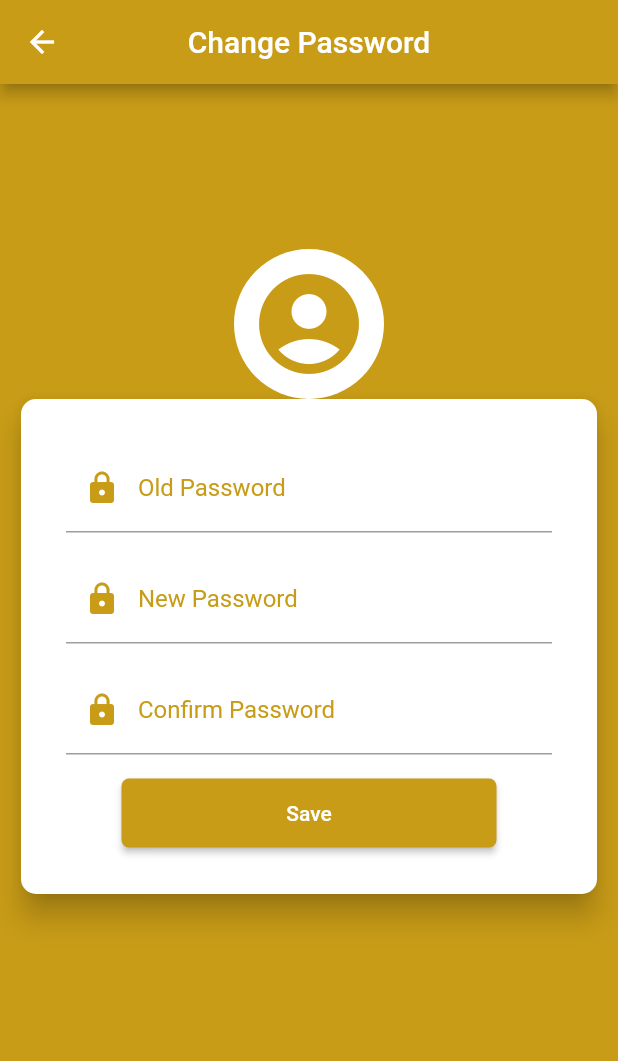
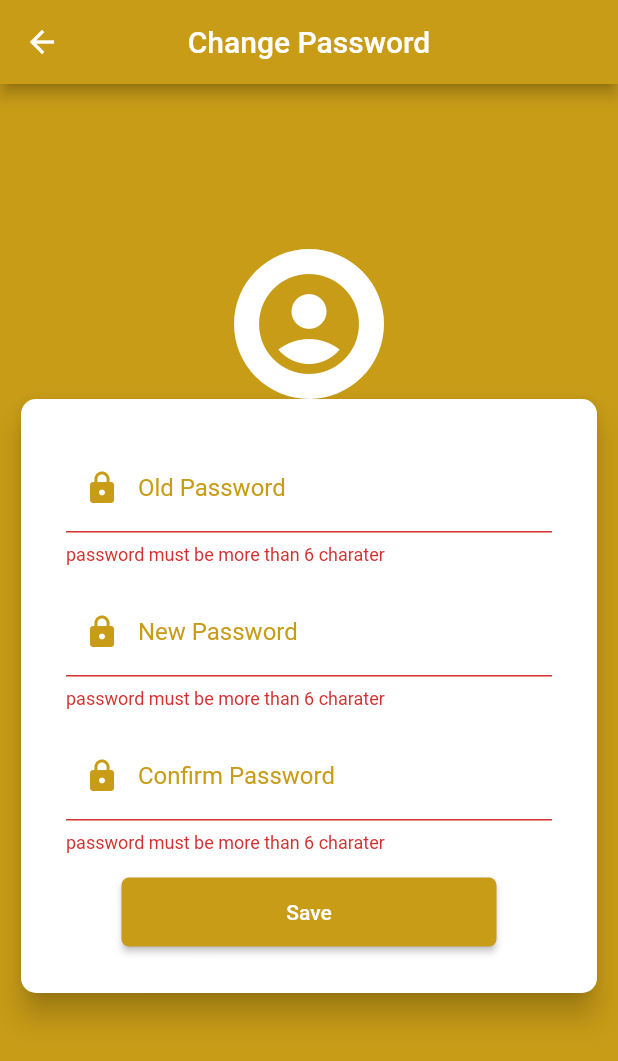
Before and after one commit to FerialSalah/OpenTheDoor, a Flutter app: the ChangePasswordScreen screen opened directly, after a tap on "Save", on a phone screen of 412 x 824 dp. Shown: the top 1061 px of the screen. Run offline on Flutter 3.47's test engine with Material 2 defaults, Android fonts, the phone set to English and light mode, and no system bars; our stand-ins replace dio, flutter_rating_bar, flutter_spinkit, geolocator, google_maps_flutter, image_picker and 1 more; missing offline and left inert: geocoder; accounts and stored records are empty.

Commit message:
last commits before last revesion 2
= change password

```diff
--- a/lib/screens/change_password.dart
+++ b/lib/screens/change_password.dart
@@ -1,4 +1,6 @@
 import 'package:flutter/material.dart';
+import 'package:flutter_openthedoor/utili/apiProvider.dart';
+import 'package:flutter_openthedoor/utili/helpers.dart';
 
 import '../localization.dart';
 
@@ -8,6 +10,44 @@ class ChangePasswordScreen extends StatefulWidget {
 }
 
 class _ChangePasswordScreenState extends State<ChangePasswordScreen> {
+  TextEditingController _oldPassController = new TextEditingController();
+  TextEditingController _newPassController = new TextEditingController();
+  TextEditingController _confrimPasswordController =
+      new TextEditingController();
+
+  bool isLoading = false;
+  bool autovalidate = false;
+  final GlobalKey<FormState> _formKey = GlobalKey<FormState>();
+
+  Future<void> validateInputs() async {
+    if (_formKey.currentState.validate()) {
+      _formKey.currentState.save();
+      try {
+        setState(() {
+          isLoading = true;
+        });
+        ApiProvider api = new ApiProvider();
+        await api.changePassword(
+          currentPassword: _oldPassController.text,
+          newPassword: _newPassController.text,
+          confirmPassword: _confrimPasswordController.text,
+        );
+         Helpers.showTheDialog(context, "done", "done");
+          isLoading = false;
+      } catch (e) {
+        print(e.response);
+        setState(() {
+          isLoading = false;
+        });
+        Helpers.showTheDialog(context, "error", "error");
+      }
+    } else {
+      setState(() {
+        autovalidate = true;
+      });
+    }
+  }
+
   String linkImg = "";
   @override
   Widget build(BuildContext context) {
@@ -38,10 +78,24 @@ class _ChangePasswordScreenState extends State<ChangePasswordScreen> {
                         elevation: 8,
                         child: Padding(
                           padding: const EdgeInsets.all(30.0),
+                          child: Form(
+                            key: _formKey,
+                            autovalidate: autovalidate,
                             child: Column(
                               crossAxisAlignment: CrossAxisAlignment.center,
                               children: <Widget>[
                                 TextFormField(
+                                  validator: (String arg) {
+                                    print(arg);
+                                    if (arg.length < 6)
+                                      return 'password must be more than 6 charater';
+                                    else
+                                      return null;
+                                  },
+                                  controller: _oldPassController,
+                                  onSaved: (String arg) {
+                                    _oldPassController.text = arg;
+                                  },
                                   obscureText: true,
                                   keyboardType: TextInputType.text,
                                   cursorColor: Color(0xFFC89C17),
@@ -61,6 +115,17 @@ class _ChangePasswordScreenState extends State<ChangePasswordScreen> {
                                   height: 15,
                                 ),
                                 TextFormField(
+                                  validator: (String arg) {
+                                    print(arg);
+                                    if (arg.length < 6)
+                                      return 'password must be more than 6 charater';
+                                    else
+                                      return null;
+                                  },
+                                  controller: _newPassController,
+                                  onSaved: (String arg) {
+                                    _newPassController.text = arg;
+                                  },
                                   obscureText: true,
                                   keyboardType: TextInputType.text,
                                   cursorColor: Color(0xFFC89C17),
@@ -80,6 +145,17 @@ class _ChangePasswordScreenState extends State<ChangePasswordScreen> {
                                   height: 15,
                                 ),
                                 TextFormField(
+                                  validator: (String arg) {
+                                    print(arg);
+                                    if (arg.length < 6)
+                                      return 'password must be more than 6 charater';
+                                    else
+                                      return null;
+                                  },
+                                  controller: _confrimPasswordController,
+                                  onSaved: (String arg) {
+                                    _confrimPasswordController.text = arg;
+                                  },
                                   obscureText: true,
                                   keyboardType: TextInputType.text,
                                   cursorColor: Color(0xFFC89C17),
@@ -98,20 +174,33 @@ class _ChangePasswordScreenState extends State<ChangePasswordScreen> {
                                 SizedBox(
                                   height: 15,
                                 ),
-                              MaterialButton(
+                                Container(
+                                  child: isLoading == true
+                                      ? CircularProgressIndicator(
+                                          backgroundColor: Colors.yellow)
+                                      : MaterialButton(
                                           minWidth: 250.0,
                                           height: 20.0,
                                           child: Text(
-                                    AppLocalizations.of(context).text("save")),
+                                              AppLocalizations.of(context)
+                                                  .text("save")),
                                           color: Color(0xFFC89C17),
                                           textColor: Colors.white,
                                           padding: EdgeInsets.only(
-                                    left: 38, right: 38, top: 15, bottom: 15),
+                                              left: 38,
+                                              right: 38,
+                                              top: 15,
+                                              bottom: 15),
                                           shape: RoundedRectangleBorder(
-                                    borderRadius: BorderRadius.circular(5)),
-                                onPressed: () {},
+                                              borderRadius:
+                                                  BorderRadius.circular(5)),
+                                          onPressed: () {
+                                            validateInputs();
+                                          },
+                                        ),
                                 ),
                               ],
+                            ),
                           ),
                         ),
                       ))
--- a/lib/screens/edit_profile.dart
+++ b/lib/screens/edit_profile.dart
@@ -25,7 +25,6 @@ class _EditProfileScreenState extends State<EditProfileScreen> {
         setState(() {
           isLoading = true;
         });
-        SharedPreferences prefs = await SharedPreferences.getInstance();
         ApiProvider api = new ApiProvider();
         await api.registration(
             img: _image,
--- a/lib/screens/signup_continue.dart
+++ b/lib/screens/signup_continue.dart
@@ -16,7 +16,6 @@ class SignUpFinalPage extends StatefulWidget {
 class _SignUpFinalPageState extends State<SignUpFinalPage> {
   TextEditingController _nameController = new TextEditingController();
   TextEditingController _emailController = new TextEditingController();
-
   TextEditingController _passwordController = new TextEditingController();
 
   bool isLoading = false;
```
Also changed, not shown: lib/utili/apiProvider.dart (+34 -1 lines). Lines whose indentation alone changed are shown as unchanged.
